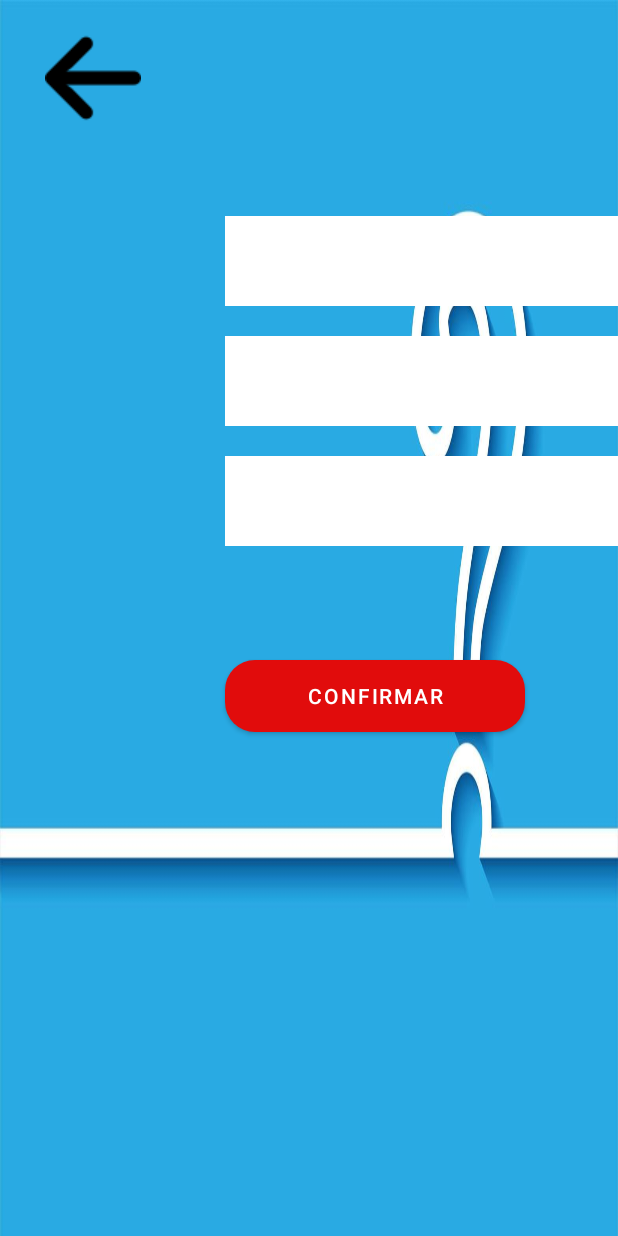
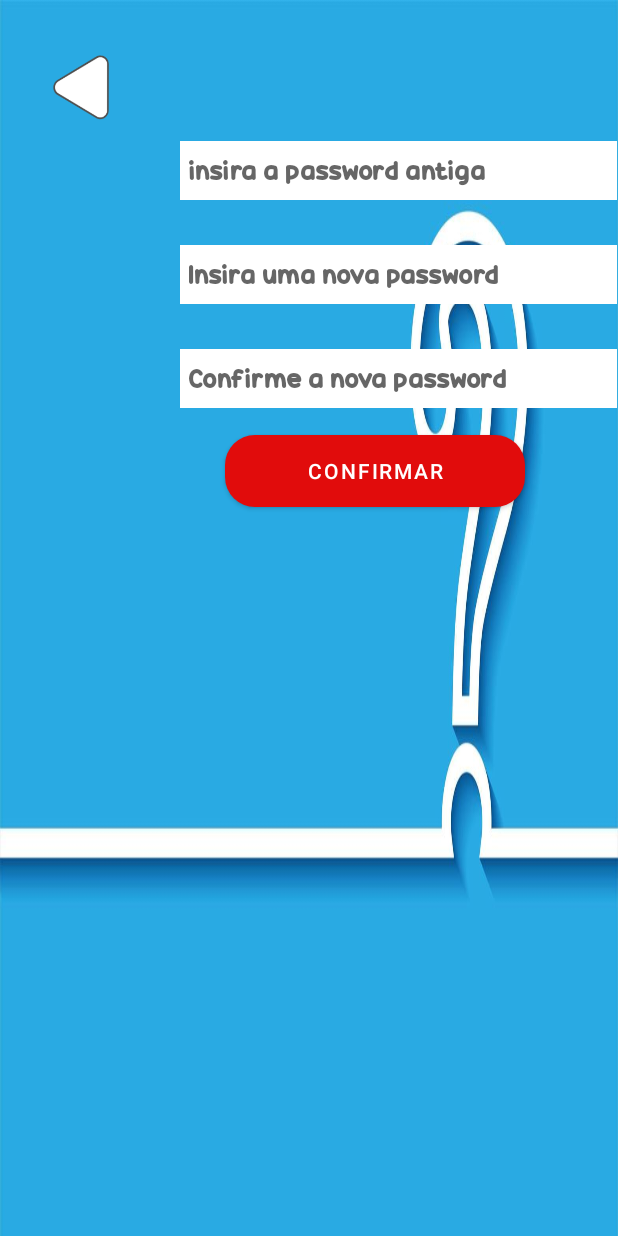
Before and after one commit to carlosela99/CM_Project, an Android app: the layout acitvity_settings_change.xml on its own in the app's theme, with its tools: preview values and no code run, on a phone screen of 412 x 824 dp. Run offline under Robolectric (Android 15) with nearby library versions, the light colour scheme and no system bars.

Commit message:
Settings Settings confirm menu

```diff
--- a/TP1-Fase 2/Implementacao/Reclaim_Portugal/app/src/main/res/layout/acitvity_settings_change.xml
+++ b/TP1-Fase 2/Implementacao/Reclaim_Portugal/app/src/main/res/layout/acitvity_settings_change.xml
@@ -21,14 +21,15 @@
             android:layout_marginStart="30dp"
             android:layout_marginTop="20dp"
             android:background="@android:color/transparent"
-            app:srcCompat="@drawable/arrow" />
+            app:srcCompat="@drawable/back"
+            android:scaleType="fitXY" />
 
         <Button
             android:id="@+id/btnchange"
             android:layout_width="200dp"
             android:layout_height="60dp"
             android:layout_marginStart="150dp"
-            android:layout_marginTop="350dp"
+            android:layout_marginTop="200dp"
             android:text="@string/Confirm"
             app:cornerRadius="20dp"
             app:backgroundTint="#E10C0C"
@@ -37,32 +38,41 @@
 
         <EditText
             android:id="@+id/OldPassword"
-            android:layout_width="400dp"
-            android:layout_height="60dp"
+            android:layout_width="291dp"
+            android:layout_height="39dp"
+            android:layout_marginStart="120dp"
+            android:layout_marginTop="-250dp"
+            android:background="@color/white"
             android:ems="10"
-            android:layout_marginStart="150dp"
-            android:layout_marginTop="-350dp"
-            android:background="@color/white"
-            android:inputType="textPassword"
-             />
+            android:hint="@string/insert_old_password"
+            android:fontFamily="@font/candy_beans"
+            android:padding="6dp"
+            android:inputType="textPassword" />
 
         <EditText
             android:id="@+id/NewPassword"
-            android:layout_width="400dp"
-            android:layout_height="60dp"
+            android:layout_width="291dp"
+            android:layout_height="39dp"
+            android:layout_marginStart="120dp"
+            android:layout_marginTop="30dp"
+            android:background="@color/white"
             android:ems="10"
-            android:layout_marginStart="150dp"
-            android:background="@color/white"
-            android:layout_marginTop="20dp"
+            android:hint="@string/insert_new_password"
+            android:padding="6dp"
+            android:fontFamily="@font/candy_beans"
             android:inputType="textPassword" />
+
         <EditText
             android:id="@+id/ConfirmNewPassword"
-            android:layout_width="400dp"
-            android:layout_height="60dp"
+            android:layout_width="291dp"
+            android:layout_height="39dp"
+            android:layout_marginStart="120dp"
+            android:layout_marginTop="30dp"
+            android:background="@color/white"
             android:ems="10"
-            android:layout_marginStart="150dp"
-            android:layout_marginTop="20dp"
-            android:background="@color/white"
+            android:hint="@string/confirm_new_password"
+            android:fontFamily="@font/candy_beans"
+            android:padding="6dp"
             android:inputType="textPassword" />
 
 
--- a/TP1-Fase 2/Implementacao/Reclaim_Portugal/app/src/main/res/values/strings.xml
+++ b/TP1-Fase 2/Implementacao/Reclaim_Portugal/app/src/main/res/values/strings.xml
@@ -32,4 +32,6 @@
     <string name="verification_code_1">O códiogo de verificação foi enviado <br/> para a sua conta e-mail!</string>
     <string name="login_fail">Dados inseridos inválidos</string>
     <string name="code">Código de verificação</string>
+    <string name="change_password">Mudar password</string>
+    <string name="insert_old_password">insira a password antiga</string>
 </resources>
```
Also changed, not shown: TP1-Fase 2/Implementacao/Reclaim_Portugal/app/src/main/res/layout/activity_setting_confirmation.xml (+19 -4 lines).
